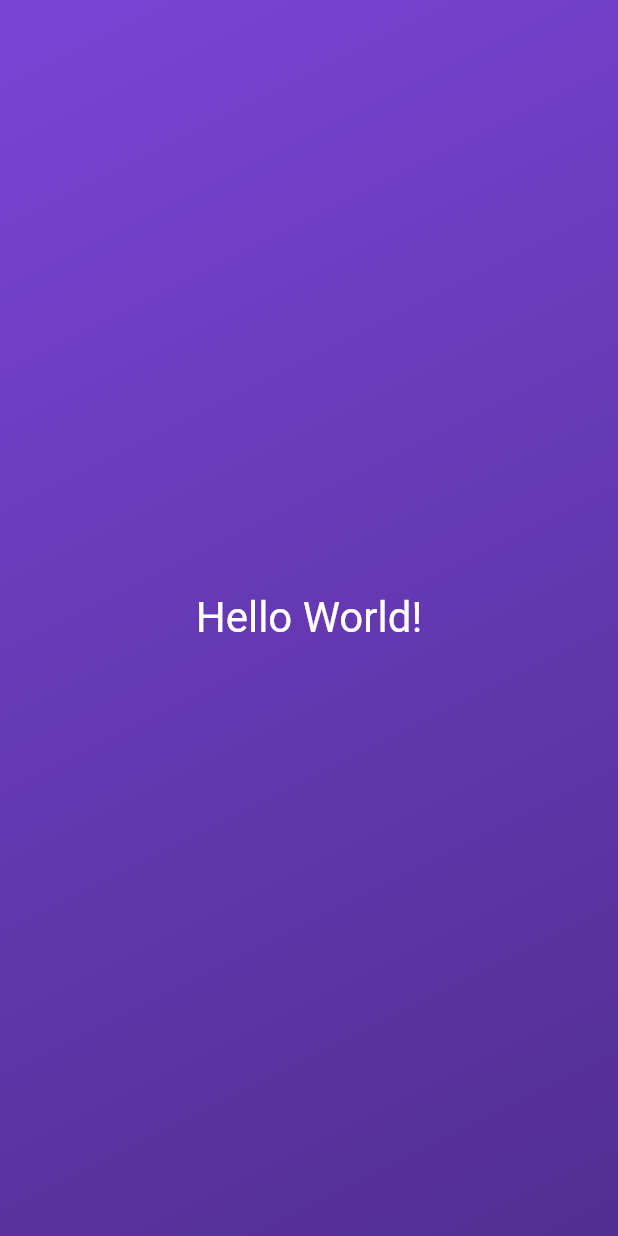
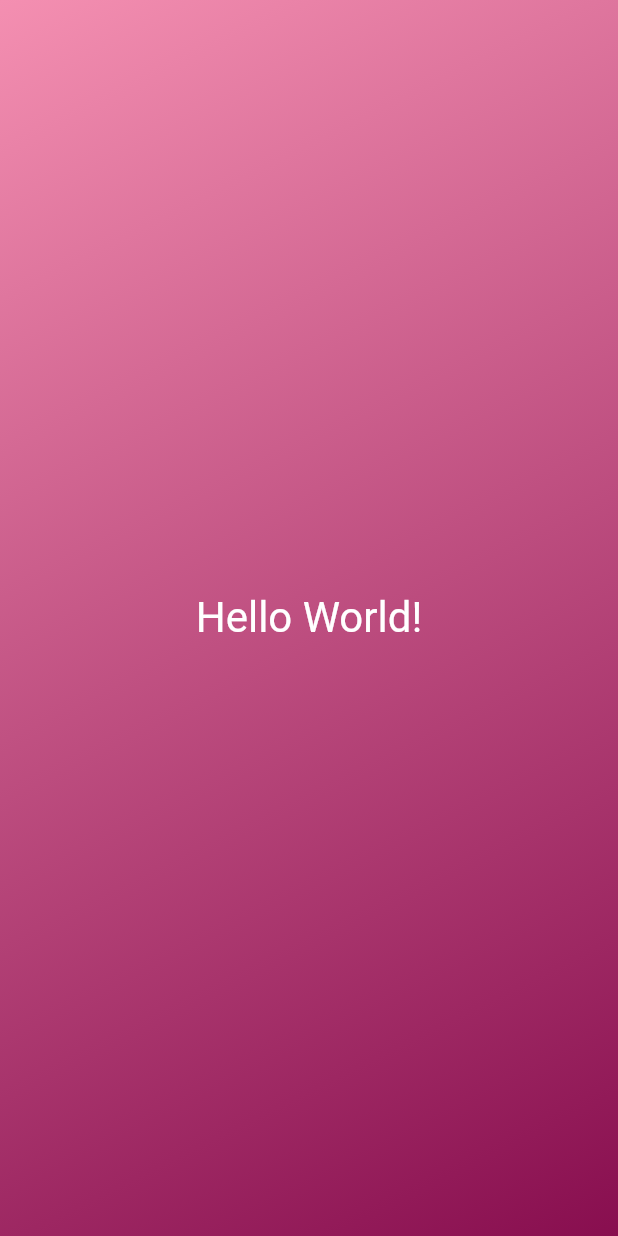
Before and after one commit to TurboGhost777/Flutter, a Flutter app: the screen it shows after launch, on a phone screen of 412 x 824 dp. Run offline on Flutter 3.47's test engine with Material 2 defaults, Android fonts, the phone set to English and light mode, and no system bars.

Commit message:
Updated code till section 32

```diff
--- /dev/null
+++ b/learningApp/flutter_application_test/lib/StyledText.dart
@@ -0,0 +1,18 @@
+import 'package:flutter/material.dart';
+
+class StyledText extends StatelessWidget {
+  StyledText(this.outputText, {super.key});
+
+  final String outputText;
+
+  @override
+  Widget build(BuildContext context) {
+    return Text(
+      outputText,
+      style: const TextStyle(
+        color: Colors.white,
+        fontSize: 28,
+      ),
+    );
+  }
+}
--- /dev/null
+++ b/learningApp/flutter_application_test/lib/gradient_container.dart
@@ -0,0 +1,28 @@
+import 'package:flutter/material.dart';
+import 'StyledText.dart';
+
+const startAlignment = Alignment.topLeft;
+const endAlign = Alignment.bottomRight;
+
+class GradientContainer extends StatelessWidget {
+  const GradientContainer(this.color1, this.color2, {super.key});
+
+  final Color color1;
+  final Color color2;
+
+  @override
+  Widget build(BuildContext context) {
+    return Container(
+      decoration: BoxDecoration(
+        gradient: LinearGradient(
+          colors: [color1, color2],
+          begin: startAlignment,
+          end: endAlign,
+        ),
+      ),
+      child: Center(
+        child: StyledText('Hello World!'),
+      ),
+    );
+  }
+}
```
Also changed, not shown: learningApp/flutter_application_test/lib/main.dart (+3 -21 lines).
